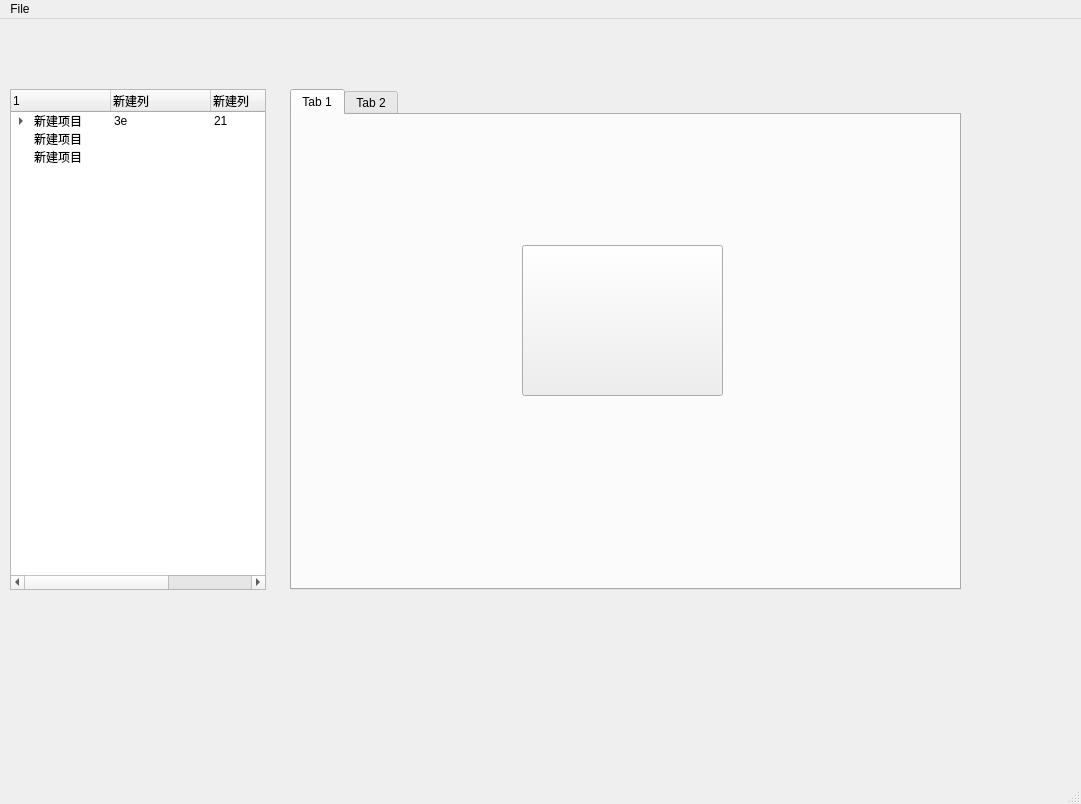
The window that data_process/IL_data_process.ui (aaqqxx/simple_for_life) describes before a commit, drawn with Qt 5.
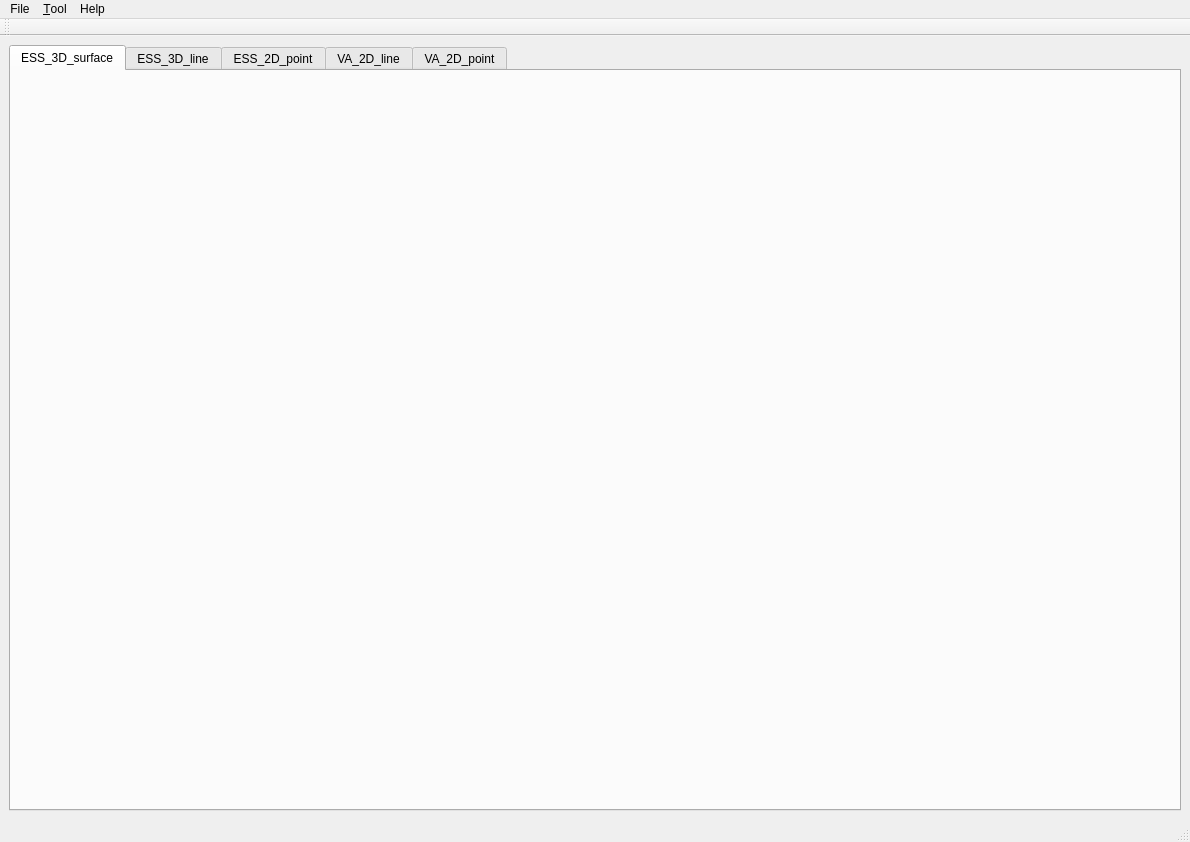
The same window after the commit. The open tabs and pages were chosen to show the change. Icons and pictures are not drawn.

Commit message: 1.添加IL_data_analysis.py相关的数据文件和依赖文件，包括2个数据文件 2.目前只有绘图功能，在后面的版本中可以将一些指标的计算功能加入。 3.还属于测试版吧，需要在使用中完善。 4.加入ui2py将当前文件夹下的ui文件转换成.py文件。

```diff
--- a/data_process/IL_data_process.ui
+++ b/data_process/IL_data_process.ui
@@ -6,126 +6,71 @@
    <rect>
     <x>0</x>
     <y>0</y>
-    <width>1081</width>
-    <height>804</height>
+    <width>1190</width>
+    <height>842</height>
    </rect>
   </property>
   <property name="windowTitle">
    <string>MainWindow</string>
   </property>
   <widget class="QWidget" name="centralwidget">
-   <widget class="QTabWidget" name="tabWidget">
-    <property name="geometry">
-     <rect>
-      <x>290</x>
-      <y>70</y>
-      <width>671</width>
-      <height>501</height>
-     </rect>
-    </property>
-    <widget class="QWidget" name="tab">
-     <attribute name="title">
-      <string>Tab 1</string>
-     </attribute>
-     <widget class="QPushButton" name="pushButton">
-      <property name="geometry">
-       <rect>
-        <x>230</x>
-        <y>130</y>
-        <width>201</width>
-        <height>151</height>
-       </rect>
-      </property>
-      <property name="text">
-       <string/>
-      </property>
-      <property name="icon">
-       <iconset resource="IL_data_process.qrc">
-        <normaloff>:/open/contourtest.png</normaloff>:/open/contourtest.png</iconset>
-      </property>
-      <property name="iconSize">
+   <layout class="QVBoxLayout" name="verticalLayout">
+    <item>
+     <widget class="QTabWidget" name="tabWidget">
+      <property name="baseSize">
        <size>
-        <width>200</width>
-        <height>158</height>
+        <width>1000</width>
+        <height>0</height>
        </size>
       </property>
+      <property name="currentIndex">
+       <number>3</number>
+      </property>
+      <widget class="QWidget" name="tab">
+       <attribute name="title">
+        <string>ESS_3D_surface</string>
+       </attribute>
+      </widget>
+      <widget class="QWidget" name="tab_2">
+       <attribute name="title">
+        <string>ESS_3D_line</string>
+       </attribute>
+       <widget class="QWidget" name="widget" native="true">
+        <property name="geometry">
+         <rect>
+          <x>50</x>
+          <y>40</y>
+          <width>431</width>
+          <height>441</height>
+         </rect>
+        </property>
+       </widget>
+      </widget>
+      <widget class="QWidget" name="tab_3">
+       <attribute name="title">
+        <string>ESS_2D_point</string>
+       </attribute>
+      </widget>
+      <widget class="QWidget" name="tab_6">
+       <attribute name="title">
+        <string>VA_2D_line</string>
+       </attribute>
+      </widget>
+      <widget class="QWidget" name="tab_7">
+       <attribute name="title">
+        <string>VA_2D_point</string>
+       </attribute>
+      </widget>
      </widget>
-    </widget>
-    <widget class="QWidget" name="tab_2">
-     <attribute name="title">
-      <string>Tab 2</string>
-     </attribute>
-    </widget>
-   </widget>
-   <widget class="QTreeWidget" name="treeWidget">
-    <property name="geometry">
-     <rect>
-      <x>10</x>
-      <y>70</y>
-      <width>256</width>
-      <height>501</height>
-     </rect>
-    </property>
-    <column>
-     <property name="text">
-      <string>1</string>
-     </property>
-    </column>
-    <column>
-     <property name="text">
-      <string>新建列</string>
-     </property>
-    </column>
-    <column>
-     <property name="text">
-      <string>新建列</string>
-     </property>
-    </column>
-    <column>
-     <property name="text">
-      <string>新建列</string>
-     </property>
-    </column>
-    <item>
-     <property name="text">
-      <string>新建项目</string>
-     </property>
-     <property name="text">
-      <string>3e</string>
-     </property>
-     <property name="text">
-      <string>21</string>
-     </property>
-     <property name="text">
-      <string>21</string>
-     </property>
-     <item>
-      <property name="text">
-       <string>2</string>
-      </property>
-     </item>
     </item>
-    <item>
-     <property name="text">
-      <string>新建项目</string>
-     </property>
-    </item>
-    <item>
-     <property name="text">
-      <string>新建项目</string>
-     </property>
-     <property name="text">
-      <string/>
-     </property>
-    </item>
-   </widget>
+   </layout>
   </widget>
   <widget class="QMenuBar" name="menubar">
    <property name="geometry">
     <rect>
      <x>0</x>
      <y>0</y>
-     <width>1081</width>
+     <width>1190</width>
      <height>21</height>
     </rect>
    </property>
@@ -135,9 +80,32 @@
     </property>
     <addaction name="actionOpen"/>
    </widget>
+   <widget class="QMenu" name="menu_Tool">
+    <property name="title">
+     <string>&amp;Tool</string>
+    </property>
+   </widget>
+   <widget class="QMenu" name="menuHelp">
+    <property name="title">
+     <string>Help</string>
+    </property>
+   </widget>
    <addaction name="menuFile"/>
+   <addaction name="menu_Tool"/>
+   <addaction name="menuHelp"/>
   </widget>
   <widget class="QStatusBar" name="statusbar"/>
+  <widget class="QToolBar" name="toolBar">
+   <property name="windowTitle">
+    <string>toolBar</string>
+   </property>
+   <attribute name="toolBarArea">
+    <enum>TopToolBarArea</enum>
+   </attribute>
+   <attribute name="toolBarBreak">
+    <bool>false</bool>
+   </attribute>
+  </widget>
   <action name="actionOpen">
    <property name="text">
     <string>Open</string>
```
Left out of the diff: 2 changed lines with no effect on the pictures. The commit also changes 14 other files.
